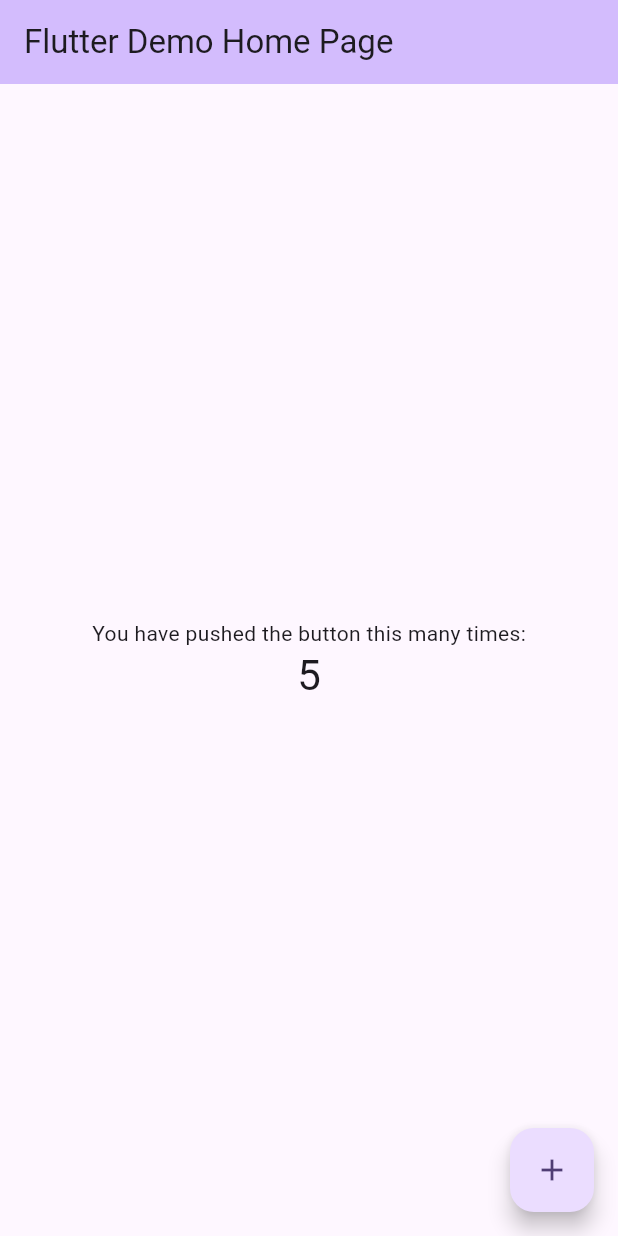
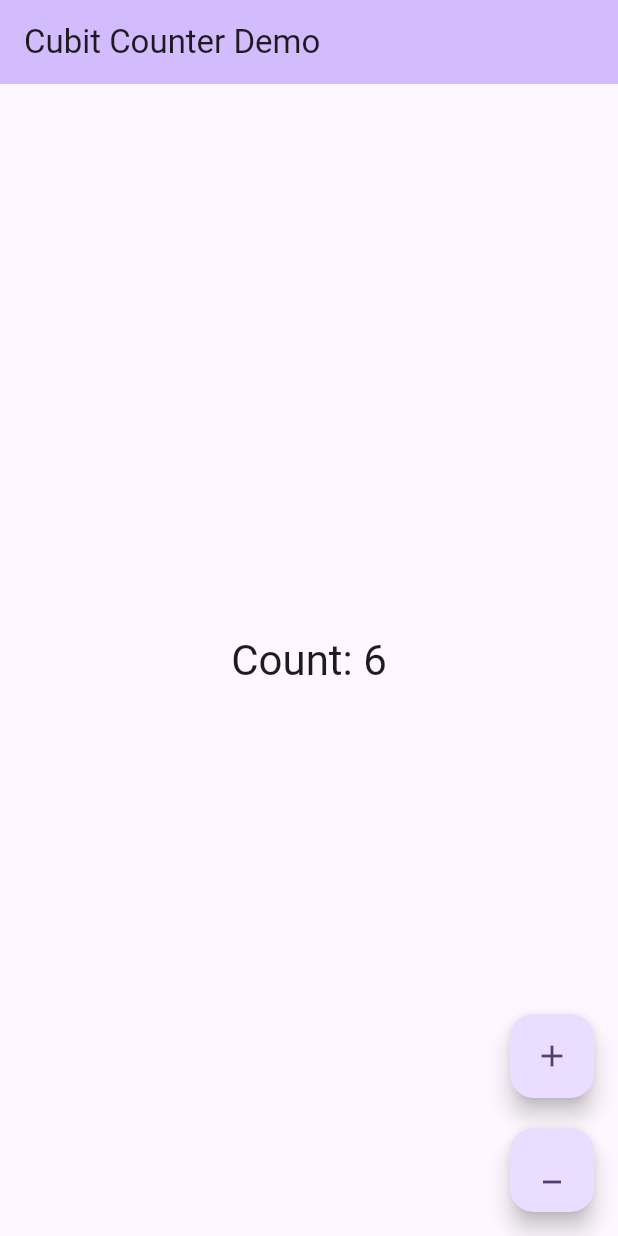
Before and after one commit to marufrobin/counter_app_with_bloc_cuibit, a Flutter app: the screen it shows after launch, after a tap on the "add" icon, on a phone screen of 412 x 824 dp. Run offline on Flutter 3.47's test engine with Material 3 defaults, Android fonts, the phone set to English and light mode, and no system bars; our stand-ins replace flutter_bloc.

Commit message:
✅ Counter using cubit and BlocBuilder done

```diff
--- a/lib/cubit/counter.cubit.dart
+++ b/lib/cubit/counter.cubit.dart
@@ -1,5 +1,19 @@
+import 'dart:developer';
+
 import 'package:flutter_bloc/flutter_bloc.dart';
 
 class CounterCubit extends Cubit<int> {
   CounterCubit() : super(5);
+
+  void increment() {
+    log(name: "Before: ", state.toString());
+    emit(state + 1);
+    log(name: "After: ", state.toString());
+  }
+
+  void decrement() {
+    log(name: "Before: ", state.toString());
+    emit(state > 0 ? state - 1 : state);
+    log(name: "After: ", state.toString());
+  }
 }
--- a/lib/home_page.dart
+++ b/lib/home_page.dart
@@ -1,44 +1,60 @@
+import 'dart:developer';
+
 import 'package:counter_app_with_bloc_cuibit/cubit/counter.cubit.dart';
 import 'package:flutter/material.dart';
+import 'package:flutter_bloc/flutter_bloc.dart';
 
 class MyHomePage extends StatefulWidget {
-  const MyHomePage({super.key, required this.title});
-
-  final String title;
+  const MyHomePage({super.key});
 
   @override
   State<MyHomePage> createState() => _MyHomePageState();
 }
 
 class _MyHomePageState extends State<MyHomePage> {
-  final counter = CounterCubit().state;
+  final counterCubit = CounterCubit();
 
   @override
   Widget build(BuildContext context) {
+    final counter = counterCubit.state;
+    log(name: "--> ", "Checking if full build");
     return Scaffold(
-      appBar: AppBar(
-        backgroundColor: Theme.of(context).colorScheme.inversePrimary,
-        title: Text(widget.title),
-      ),
-      body: Center(
-        child: Column(
-          mainAxisAlignment: MainAxisAlignment.center,
-          children: <Widget>[
-            const Text(
-              'You have pushed the button this many times:',
-            ),
-            Text(
-              '$counter',
+      appBar: _appBar(context),
+      body: BlocBuilder<CounterCubit, int>(
+        bloc: counterCubit,
+        builder: (context, state) {
+          return Center(
+            child: Text(
+              'Count: $state',
               style: Theme.of(context).textTheme.headlineMedium,
             ),
-          ],
-        ),
+          );
+        },
       ),
-      floatingActionButton: FloatingActionButton(
-        onPressed: () {},
-        tooltip: 'Increment',
-        child: const Icon(Icons.add),
+      floatingActionButtonLocation: FloatingActionButtonLocation.endFloat,
+      floatingActionButton: Column(
+        mainAxisSize: MainAxisSize.min,
+        children: [
+          FloatingActionButton(
+            onPressed: () => counterCubit.increment(),
+            tooltip: 'Increment',
+            child: const Icon(Icons.add),
+          ),
+          const SizedBox(height: 20),
+          FloatingActionButton(
+            onPressed: () => counterCubit.decrement(),
+            tooltip: 'Decrement',
+            child: const Icon(Icons.minimize),
+          ),
+        ],
       ),
     );
   }
+
+  AppBar _appBar(BuildContext context) {
+    return AppBar(
+      backgroundColor: Theme.of(context).colorScheme.inversePrimary,
+      title: const Text("Cubit Counter Demo"),
+    );
+  }
 }
--- a/lib/main.dart
+++ b/lib/main.dart
@@ -18,7 +18,7 @@ class MyApp extends StatelessWidget {
         colorScheme: ColorScheme.fromSeed(seedColor: Colors.deepPurple),
         useMaterial3: true,
       ),
-      home: const MyHomePage(title: 'Flutter Demo Home Page'),
+      home: const MyHomePage(),
     );
   }
 }
```
